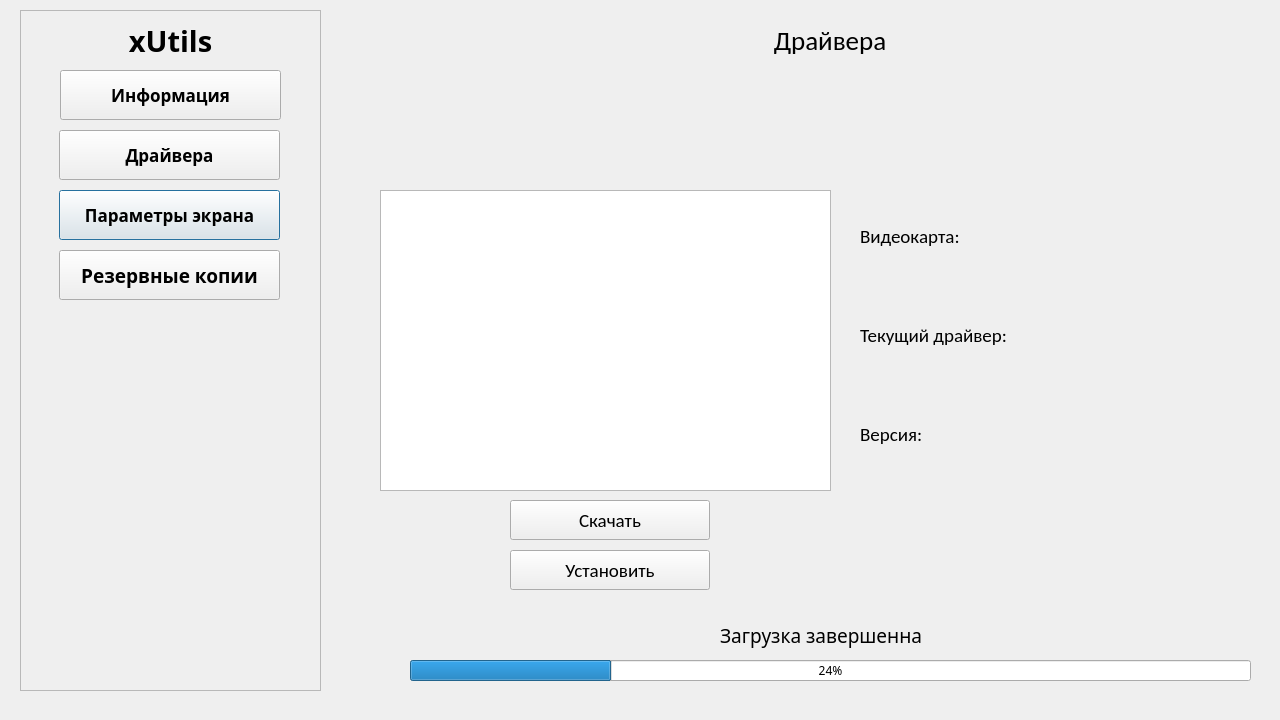
This is ui/mainwindow.ui in Ilase/xUtiles as Qt 5 draws it before an edit. The edited form follows.
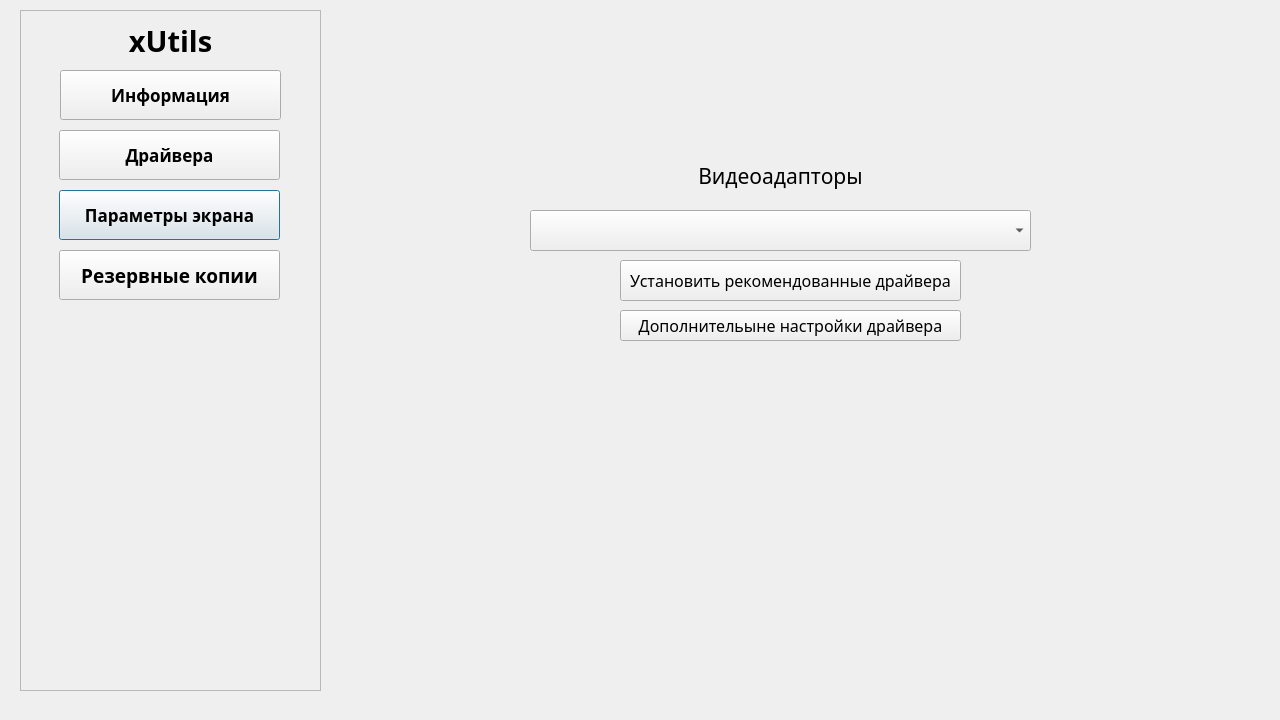
This is the edited form. The open tabs and pages were chosen to show the change. Icons and pictures are not drawn.

Commit message: Get all video devices

```diff
--- a/ui/mainwindow.ui
+++ b/ui/mainwindow.ui
@@ -590,6 +590,78 @@
      </property>
     </widget>
    </widget>
+   <widget class="QWidget" name="pageDrivers">
+    <widget class="QComboBox" name="graphicDeviceSelect">
+     <property name="geometry">
+      <rect>
+       <x>170</x>
+       <y>200</y>
+       <width>501</width>
+       <height>41</height>
+      </rect>
+     </property>
+    </widget>
+    <widget class="QLabel" name="label_4">
+     <property name="geometry">
+      <rect>
+       <x>310</x>
+       <y>130</y>
+       <width>221</width>
+       <height>71</height>
+      </rect>
+     </property>
+     <property name="font">
+      <font>
+       <family>Noto Sans</family>
+       <pointsize>16</pointsize>
+      </font>
+     </property>
+     <property name="text">
+      <string>Видеоадапторы</string>
+     </property>
+     <property name="alignment">
+      <set>Qt::AlignCenter</set>
+     </property>
+    </widget>
+    <widget class="QPushButton" name="downloadRecomended">
+     <property name="geometry">
+      <rect>
+       <x>260</x>
+       <y>250</y>
+       <width>341</width>
+       <height>41</height>
+      </rect>
+     </property>
+     <property name="font">
+      <font>
+       <family>Noto Sans</family>
+       <pointsize>12</pointsize>
+      </font>
+     </property>
+     <property name="text">
+      <string>Установить рекомендованные драйвера</string>
+     </property>
+    </widget>
+    <widget class="QPushButton" name="additionalDriverSettings">
+     <property name="geometry">
+      <rect>
+       <x>260</x>
+       <y>300</y>
+       <width>341</width>
+       <height>31</height>
+      </rect>
+     </property>
+     <property name="font">
+      <font>
+       <family>Noto Sans</family>
+       <pointsize>12</pointsize>
+      </font>
+     </property>
+     <property name="text">
+      <string>Дополнительыне настройки драйвера</string>
+     </property>
+    </widget>
+   </widget>
    <widget class="QWidget" name="pageResolution">
     <widget class="QLabel" name="ResoluionLabel">
      <property name="geometry">
```
Left out of the diff: 4 changed lines with no effect on the pictures. The commit also changes 4 other files.
